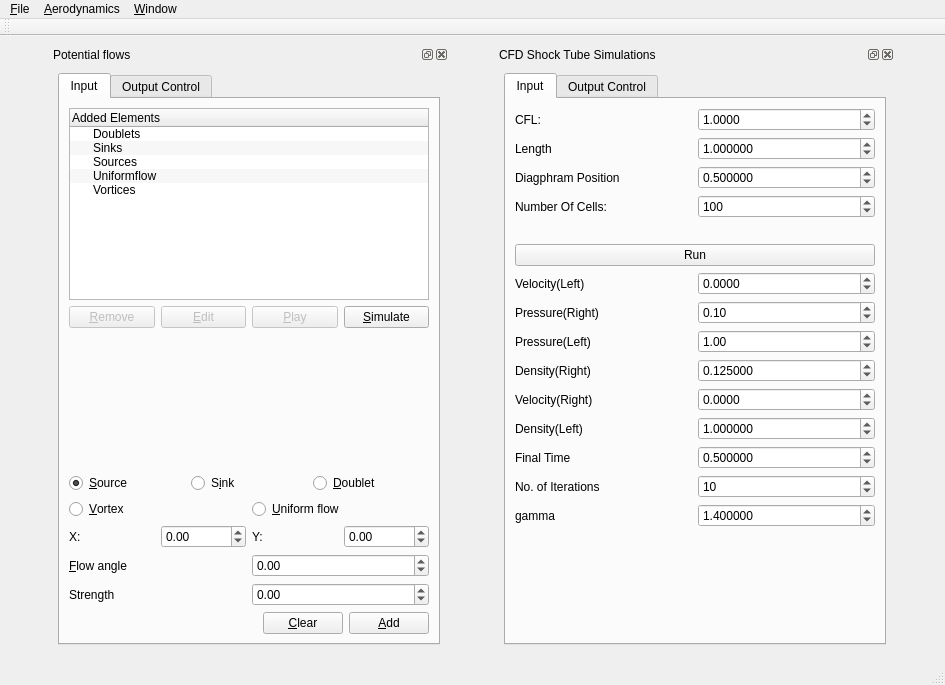
Above: ui/mainwindow.ui from devakumar/EduAerospace before the change. Below: the same form after it.
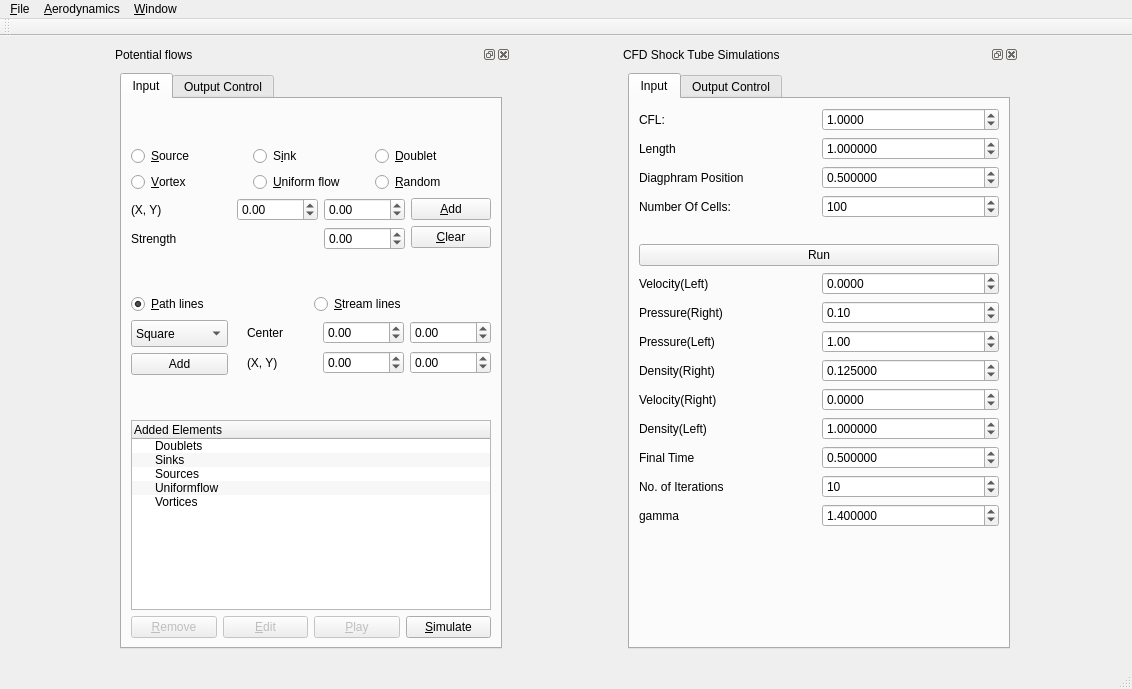
That is the form after the change. The open tabs and pages were chosen to show the change.

Commit message: Modified GUI of potential flows - Input widget

What changed in the file:
```diff
--- a/ui/mainwindow.ui
+++ b/ui/mainwindow.ui
@@ -9,8 +9,8 @@
    <rect>
     <x>0</x>
     <y>0</y>
-    <width>945</width>
-    <height>662</height>
+    <width>1132</width>
+    <height>689</height>
    </rect>
   </property>
   <property name="sizePolicy">
@@ -61,7 +61,7 @@
         <property name="minimumSize">
          <size>
           <width>400</width>
-          <height>423</height>
+          <height>551</height>
          </size>
         </property>
         <property name="maximumSize">
@@ -125,95 +125,14 @@
              </attribute>
              <layout class="QVBoxLayout" name="verticalLayout">
               <item>
-               <widget class="QTreeWidget" name="treeWidget_potElements">
-                <property name="tabKeyNavigation">
-                 <bool>true</bool>
-                </property>
-                <property name="alternatingRowColors">
-                 <bool>true</bool>
-                </property>
-                <column>
-                 <property name="text">
-                  <string>Added Elements</string>
-                 </property>
-                </column>
-                <item>
-                 <property name="text">
-                  <string>Doublets</string>
-                 </property>
-                </item>
-                <item>
-                 <property name="text">
-                  <string>Sinks</string>
-                 </property>
-                </item>
-                <item>
-                 <property name="text">
-                  <string>Sources</string>
-                 </property>
-                </item>
-                <item>
-                 <property name="text">
-                  <string>Uniformflow</string>
-                 </property>
-                </item>
-                <item>
-                 <property name="text">
-                  <string>Vortices</string>
-                 </property>
-                </item>
-               </widget>
-              </item>
-              <item>
-               <layout class="QHBoxLayout" name="horizontalLayout_4">
-                <item>
-                 <widget class="QPushButton" name="pushButton_Remove">
-                  <property name="enabled">
-                   <bool>false</bool>
-                  </property>
-                  <property name="text">
-                   <string>&amp;Remove</string>
-                  </property>
-                 </widget>
-                </item>
-                <item>
-                 <widget class="QPushButton" name="pushButton_Edit">
-                  <property name="enabled">
-                   <bool>false</bool>
-                  </property>
-                  <property name="text">
-                   <string>&amp;Edit</string>
-                  </property>
-                 </widget>
-                </item>
-                <item>
-                 <widget class="QPushButton" name="pushButton_toggleSimulation">
-                  <property name="enabled">
-                   <bool>false</bool>
-                  </property>
-                  <property name="text">
-                   <string>&amp;Play</string>
-                  </property>
-                 </widget>
-                </item>
-                <item>
-                 <widget class="QPushButton" name="pushButton_Simulate">
-                  <property name="text">
-                   <string>&amp;Simulate</string>
-                  </property>
-                 </widget>
-                </item>
-               </layout>
-              </item>
-              <item>
-               <spacer name="verticalSpacer">
+               <spacer name="verticalSpacer_4">
                 <property name="orientation">
                  <enum>Qt::Vertical</enum>
                 </property>
                 <property name="sizeHint" stdset="0">
                  <size>
                   <width>20</width>
-                  <height>41</height>
+                  <height>40</height>
                  </size>
                 </property>
                </spacer>
@@ -264,8 +183,21 @@
                     </property>
                    </widget>
                   </item>
+                  <item>
+                   <widget class="QRadioButton" name="radioButton_potRandomElement">
+                    <property name="text">
+                     <string>&amp;Random</string>
+                    </property>
+                   </widget>
+                  </item>
                  </layout>
                 </item>
+               </layout>
+              </item>
+              <item>
+               <layout class="QHBoxLayout" name="horizontalLayout_8">
+                <item>
+                 <layout class="QVBoxLayout" name="verticalLayout_9">
                 <item>
                  <layout class="QHBoxLayout" name="horizontalLayout_13">
                   <item>
@@ -273,81 +205,69 @@
                     <item>
                      <widget class="QLabel" name="label_X">
                       <property name="text">
-                       <string>X:</string>
+                         <string>(X, Y)</string>
                       </property>
                       <property name="buddy">
-                       <cstring>doubleSpinBox_X</cstring>
-                      </property>
-                     </widget>
-                    </item>
-                    <item>
-                     <widget class="QDoubleSpinBox" name="doubleSpinBox_X">
-                      <property name="minimum">
-                       <double>-1000.000000000000000</double>
-                      </property>
-                      <property name="maximum">
-                       <double>1000.000000000000000</double>
-                      </property>
-                      <property name="singleStep">
-                       <double>0.100000000000000</double>
+                         <cstring>doubleSpinBox_FlowAngle_OR_X</cstring>
                       </property>
                      </widget>
                     </item>
                    </layout>
                   </item>
+                    <item>
+                     <spacer name="horizontalSpacer">
+                      <property name="orientation">
+                       <enum>Qt::Horizontal</enum>
+                      </property>
+                      <property name="sizeHint" stdset="0">
+                       <size>
+                        <width>40</width>
+                        <height>20</height>
+                       </size>
+                      </property>
+                     </spacer>
+                    </item>
                   <item>
                    <layout class="QHBoxLayout" name="horizontalLayout_15">
-                    <item>
-                     <widget class="QLabel" name="label_Y">
-                      <property name="text">
-                       <string>Y:</string>
-                      </property>
-                      <property name="buddy">
-                       <cstring>doubleSpinBox_Y</cstring>
-                      </property>
-                     </widget>
-                    </item>
                     <item>
                      <widget class="QDoubleSpinBox" name="doubleSpinBox_Y">
+                        <property name="sizePolicy">
+                         <sizepolicy hsizetype="Preferred" vsizetype="Fixed">
+                          <horstretch>0</horstretch>
+                          <verstretch>0</verstretch>
+                         </sizepolicy>
+                        </property>
                       <property name="minimum">
-                       <double>-1000.000000000000000</double>
+                         <double>-10000.000000000000000</double>
                       </property>
                       <property name="maximum">
-                       <double>1000.000000000000000</double>
+                         <double>10000.000000000000000</double>
                       </property>
                       <property name="singleStep">
                        <double>0.100000000000000</double>
                       </property>
                      </widget>
                     </item>
-                   </layout>
-                  </item>
-                 </layout>
-                </item>
                 <item>
-                 <layout class="QHBoxLayout" name="horizontalLayout_16">
-                  <item>
-                   <widget class="QLabel" name="label_FlowAngle">
-                    <property name="text">
-                     <string>&amp;Flow angle</string>
-                    </property>
-                    <property name="buddy">
-                     <cstring>doubleSpinBox_FlowAngle</cstring>
-                    </property>
-                   </widget>
-                  </item>
-                  <item>
-                   <widget class="QDoubleSpinBox" name="doubleSpinBox_FlowAngle">
+                       <widget class="QDoubleSpinBox" name="doubleSpinBox_FlowAngle_OR_X">
+                        <property name="sizePolicy">
+                         <sizepolicy hsizetype="Preferred" vsizetype="Fixed">
+                          <horstretch>0</horstretch>
+                          <verstretch>0</verstretch>
+                         </sizepolicy>
+                        </property>
                     <property name="minimum">
-                     <double>-360.000000000000000</double>
+                         <double>-10000.000000000000000</double>
                     </property>
                     <property name="maximum">
-                     <double>360.000000000000000</double>
+                         <double>10000.000000000000000</double>
                     </property>
                     <property name="singleStep">
-                     <double>1.000000000000000</double>
-                    </property>
-                   </widget>
+                         <double>0.100000000000000</double>
+                        </property>
+                       </widget>
+                      </item>
+                     </layout>
                   </item>
                  </layout>
                 </item>
@@ -363,6 +283,19 @@
                     </property>
                    </widget>
                   </item>
+                    <item>
+                     <spacer name="horizontalSpacer_7">
+                      <property name="orientation">
+                       <enum>Qt::Horizontal</enum>
+                      </property>
+                      <property name="sizeHint" stdset="0">
+                       <size>
+                        <width>40</width>
+                        <height>20</height>
+                       </size>
+                      </property>
+                     </spacer>
+                    </item>
                   <item>
                    <widget class="QDoubleSpinBox" name="doubleSpinBox_Strength">
                     <property name="minimum">
@@ -378,28 +311,10 @@
                   </item>
                  </layout>
                 </item>
-                <item>
-                 <layout class="QHBoxLayout" name="horizontalLayout_18">
-                  <item>
-                   <spacer name="horizontalSpacer">
-                    <property name="orientation">
-                     <enum>Qt::Horizontal</enum>
-                    </property>
-                    <property name="sizeHint" stdset="0">
-                     <size>
-                      <width>40</width>
-                      <height>20</height>
-                     </size>
-                    </property>
-                   </spacer>
+                 </layout>
                   </item>
                   <item>
-                   <widget class="QPushButton" name="pushButton_Clear">
-                    <property name="text">
-                     <string>&amp;Clear</string>
-                    </property>
-                   </widget>
-                  </item>
+                 <layout class="QVBoxLayout" name="verticalLayout_8">
                   <item>
                    <widget class="QPushButton" name="pushButton_Add">
                     <property name="text">
@@ -407,48 +322,69 @@
                     </property>
                    </widget>
                   </item>
-                 </layout>
+                  <item>
+                   <widget class="QPushButton" name="pushButton_Clear">
+                    <property name="text">
+                     <string>&amp;Clear</string>
+                    </property>
+                   </widget>
                 </item>
                </layout>
               </item>
              </layout>
-            </widget>
-            <widget class="QWidget" name="tab_potOutputControl">
-             <attribute name="title">
-              <string>Output Control</string>
-             </attribute>
-             <widget class="QFrame" name="frame_patchInput">
+              </item>
+              <item>
+               <spacer name="verticalSpacer_3">
+                <property name="orientation">
+                 <enum>Qt::Vertical</enum>
+                </property>
+                <property name="sizeHint" stdset="0">
+                 <size>
+                  <width>20</width>
+                  <height>40</height>
+                 </size>
+                </property>
+               </spacer>
+              </item>
+              <item>
+               <layout class="QHBoxLayout" name="horizontalLayout_7">
+                <item>
+                 <widget class="QRadioButton" name="radioButton_PathLines">
+                  <property name="text">
+                   <string>&amp;Path lines</string>
+                  </property>
+                  <property name="checked">
+                   <bool>true</bool>
+                  </property>
+                 </widget>
+                </item>
+                <item>
+                 <widget class="QRadioButton" name="radioButton_StreamLines">
               <property name="enabled">
                <bool>true</bool>
               </property>
-              <property name="geometry">
-               <rect>
-                <x>20</x>
-                <y>50</y>
-                <width>331</width>
-                <height>131</height>
-               </rect>
-              </property>
-              <property name="frameShape">
-               <enum>QFrame::StyledPanel</enum>
-              </property>
-              <property name="frameShadow">
-               <enum>QFrame::Raised</enum>
-              </property>
-              <widget class="QWidget" name="layoutWidget">
-               <property name="geometry">
-                <rect>
-                 <x>10</x>
-                 <y>10</y>
-                 <width>311</width>
-                 <height>101</height>
-                </rect>
-               </property>
-               <layout class="QVBoxLayout" name="verticalLayout_4">
+                  <property name="text">
+                   <string>&amp;Stream lines</string>
+                  </property>
+                  <property name="checked">
+                   <bool>false</bool>
+                  </property>
+                 </widget>
+                </item>
+               </layout>
+              </item>
                 <item>
                  <layout class="QHBoxLayout" name="horizontalLayout_3">
                   <item>
+                 <layout class="QVBoxLayout" name="verticalLayout_10">
+                  <item>
                    <widget class="QComboBox" name="comboBox_pathLines">
+                    <property name="minimumSize">
+                     <size>
+                      <width>0</width>
+                      <height>27</height>
+                     </size>
+                    </property>
                     <item>
                      <property name="text">
                       <string>Square</string>
@@ -492,38 +428,31 @@
                    </widget>
                   </item>
                   <item>
-                   <spacer name="horizontalSpacer_5">
+                   <widget class="QPushButton" name="pushButton_potAddpatch">
+                    <property name="text">
+                     <string>Add</string>
+                    </property>
+                   </widget>
+                  </item>
+                 </layout>
+                </item>
+                <item>
+                 <spacer name="horizontalSpacer_2">
                     <property name="orientation">
                      <enum>Qt::Horizontal</enum>
                     </property>
                     <property name="sizeHint" stdset="0">
                      <size>
-                      <width>40</width>
+                    <width>20</width>
                       <height>20</height>
                      </size>
                     </property>
                    </spacer>
                   </item>
-                 </layout>
-                </item>
+                <item>
+                 <layout class="QVBoxLayout" name="verticalLayout_4">
                 <item>
                  <layout class="QHBoxLayout" name="horizontalLayout">
-                  <item>
-                   <spacer name="horizontalSpacer_7">
-                    <property name="orientation">
-                     <enum>Qt::Horizontal</enum>
-                    </property>
-                    <property name="sizeType">
-                     <enum>QSizePolicy::Fixed</enum>
-                    </property>
-                    <property name="sizeHint" stdset="0">
-                     <size>
-                      <width>20</width>
-                      <height>20</height>
-                     </size>
-                    </property>
-                   </spacer>
-                  </item>
                   <item>
                    <widget class="QLabel" name="label_center">
                     <property name="text">
@@ -532,74 +461,46 @@
                    </widget>
                   </item>
                   <item>
-                   <widget class="QDoubleSpinBox" name="doubleSpinBox_centerX"/>
+                     <spacer name="horizontalSpacer_3">
+                      <property name="orientation">
+                       <enum>Qt::Horizontal</enum>
+                      </property>
+                      <property name="sizeHint" stdset="0">
+                       <size>
+                        <width>40</width>
+                        <height>20</height>
+                       </size>
+                      </property>
+                     </spacer>
                   </item>
                   <item>
-                   <widget class="QDoubleSpinBox" name="doubleSpinBox_centerY"/>
+                     <widget class="QDoubleSpinBox" name="doubleSpinBox_centerX">
+                      <property name="minimum">
+                       <double>-10000.000000000000000</double>
+                      </property>
+                      <property name="maximum">
+                       <double>10000.000000000000000</double>
+                      </property>
+                     </widget>
+                    </item>
+                    <item>
+                     <widget class="QDoubleSpinBox" name="doubleSpinBox_centerY">
+                      <property name="minimum">
+                       <double>-10000.000000000000000</double>
+                      </property>
+                      <property name="maximum">
+                       <double>10000.000000000000000</double>
+                      </property>
+                     </widget>
                   </item>
                  </layout>
                 </item>
                 <item>
                  <layout class="QHBoxLayout" name="horizontalLayout_2">
-                  <item>
-                   <spacer name="horizontalSpacer_8">
-                    <property name="orientation">
-                     <enum>Qt::Horizontal</enum>
-                    </property>
-                    <property name="sizeType">
-                     <enum>QSizePolicy::Fixed</enum>
-                    </property>
-                    <property name="sizeHint" stdset="0">
-                     <size>
-                      <width>20</width>
-                      <height>20</height>
-                     </size>
-                    </property>
-                   </spacer>
-                  </item>
                   <item>
                    <widget class="QLabel" name="label_patchInfo1">
                     <property name="text">
-                     <string>At X</string>
-                    </property>
-                    <property name="buddy">
-                     <cstring>doubleSpinBox_patchInfo1</cstring>
-                    </property>
-                   </widget>
-                  </item>
-                  <item>
-                   <spacer name="horizontalSpacer_3">
-                    <property name="orientation">
-                     <enum>Qt::Horizontal</enum>
-                    </property>
-                    <property name="sizeHint" stdset="0">
-                     <size>
-                      <width>40</width>
-                      <height>20</height>
-                     </size>
-                    </property>
-                   </spacer>
-                  </item>
-                  <item>
-                   <widget class="QDoubleSpinBox" name="doubleSpinBox_patchInfo1"/>
-                  </item>
-                  <item>
-                   <spacer name="horizontalSpacer_2">
-                    <property name="orientation">
-                     <enum>Qt::Horizontal</enum>
-                    </property>
-                    <property name="sizeHint" stdset="0">
-                     <size>
-                      <width>40</width>
-                      <height>20</height>
-                     </size>
-                    </property>
-                   </spacer>
-                  </item>
-                  <item>
-                   <widget class="QLabel" name="label_patchInfo2">
-                    <property name="text">
-                     <string>At Y</string>
+                       <string>(X, Y)</string>
                     </property>
                     <property name="buddy">
                      <cstring>doubleSpinBox_patchInfo2</cstring>
@@ -620,61 +521,131 @@
                    </spacer>
                   </item>
                   <item>
-                   <widget class="QDoubleSpinBox" name="doubleSpinBox_patchInfo2"/>
-                  </item>
-                 </layout>
-                </item>
-               </layout>
-              </widget>
-             </widget>
-             <widget class="QWidget" name="layoutWidget">
-              <property name="geometry">
-               <rect>
-                <x>30</x>
-                <y>10</y>
-                <width>311</width>
-                <height>51</height>
-               </rect>
-              </property>
-              <layout class="QHBoxLayout" name="horizontalLayout_7">
+                     <widget class="QDoubleSpinBox" name="doubleSpinBox_patchInfo1">
+                      <property name="minimum">
+                       <double>-10000.000000000000000</double>
+                      </property>
+                      <property name="maximum">
+                       <double>10000.000000000000000</double>
+                      </property>
+                     </widget>
+                    </item>
                <item>
-                <widget class="QRadioButton" name="radioButton_PathLines">
-                 <property name="text">
-                  <string>&amp;Path lines</string>
-                 </property>
-                 <property name="checked">
-                  <bool>true</bool>
+                     <widget class="QDoubleSpinBox" name="doubleSpinBox_patchInfo2">
+                      <property name="minimum">
+                       <double>-10000.000000000000000</double>
+                      </property>
+                      <property name="maximum">
+                       <double>10000.000000000000000</double>
                  </property>
                 </widget>
                </item>
+                   </layout>
+                  </item>
+                 </layout>
+                </item>
+               </layout>
+              </item>
                <item>
-                <spacer name="horizontalSpacer_6">
+               <spacer name="verticalSpacer">
                  <property name="orientation">
-                  <enum>Qt::Horizontal</enum>
+                 <enum>Qt::Vertical</enum>
                  </property>
                  <property name="sizeHint" stdset="0">
                   <size>
-                   <width>40</width>
-                   <height>20</height>
+                  <width>20</width>
+                  <height>41</height>
                   </size>
                  </property>
                 </spacer>
                </item>
                <item>
-                <widget class="QRadioButton" name="radioButton_StreamLines">
-                 <property name="enabled">
+               <widget class="QTreeWidget" name="treeWidget_potElements">
+                <property name="tabKeyNavigation">
                   <bool>true</bool>
                  </property>
+                <property name="alternatingRowColors">
+                 <bool>true</bool>
+                </property>
+                <column>
                  <property name="text">
-                  <string>&amp;Stream lines</string>
+                  <string>Added Elements</string>
                  </property>
-                 <property name="checked">
+                </column>
+                <item>
+                 <property name="text">
+                  <string>Doublets</string>
+                 </property>
+                </item>
+                <item>
+                 <property name="text">
+                  <string>Sinks</string>
+                 </property>
+                </item>
+                <item>
+                 <property name="text">
+                  <string>Sources</string>
+                 </property>
+                </item>
+                <item>
+                 <property name="text">
+                  <string>Uniformflow</string>
+                 </property>
+                </item>
+                <item>
+                 <property name="text">
+                  <string>Vortices</string>
+                 </property>
+                </item>
+               </widget>
+              </item>
+              <item>
+               <layout class="QHBoxLayout" name="horizontalLayout_4">
+                <item>
+                 <widget class="QPushButton" name="pushButton_Remove">
+                  <property name="enabled">
                   <bool>false</bool>
                  </property>
-                </widget>
-               </item>
-              </layout>
-             </widget>
+                  <property name="text">
+                   <string>&amp;Remove</string>
+                  </property>
+                 </widget>
+                </item>
+                <item>
+                 <widget class="QPushButton" name="pushButton_Edit">
+                  <property name="enabled">
+                   <bool>false</bool>
+                  </property>
+                  <property name="text">
+                   <string>&amp;Edit</string>
+                  </property>
+                 </widget>
+                </item>
+                <item>
+                 <widget class="QPushButton" name="pushButton_toggleSimulation">
+                  <property name="enabled">
+                   <bool>false</bool>
+                  </property>
+                  <property name="text">
+                   <string>&amp;Play</string>
+                  </property>
+                 </widget>
+                </item>
+                <item>
+                 <widget class="QPushButton" name="pushButton_Simulate">
+                  <property name="text">
+                   <string>&amp;Simulate</string>
+                  </property>
+                 </widget>
+                </item>
+               </layout>
+              </item>
+             </layout>
+            </widget>
+            <widget class="QWidget" name="tab_potOutputControl">
+             <attribute name="title">
+              <string>Output Control</string>
+             </attribute>
             </widget>
            </widget>
           </item>
@@ -1583,7 +1554,7 @@
     <rect>
      <x>0</x>
      <y>0</y>
-     <width>945</width>
+     <width>1132</width>
      <height>25</height>
     </rect>
    </property>
```
Left out of the diff: 81 changed lines with no effect on the pictures. Lines whose indentation alone changed are shown as unchanged. The commit also changes 5 other files.
